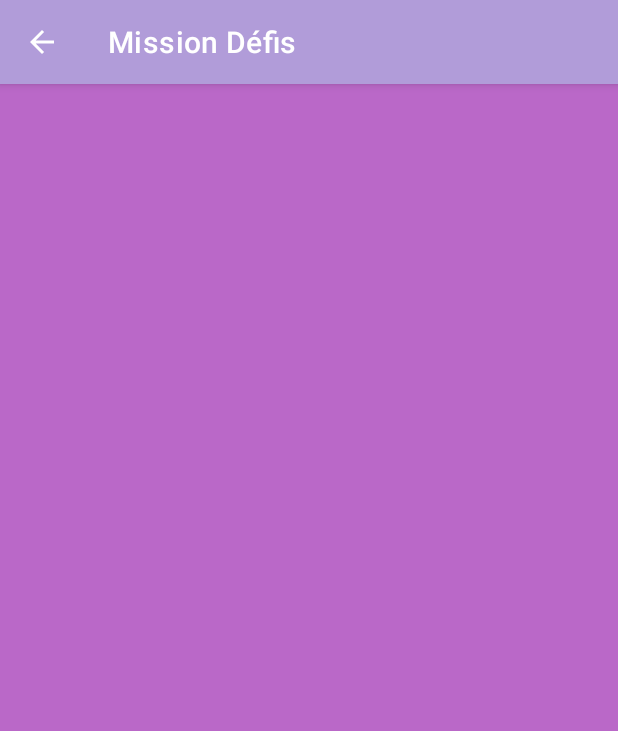
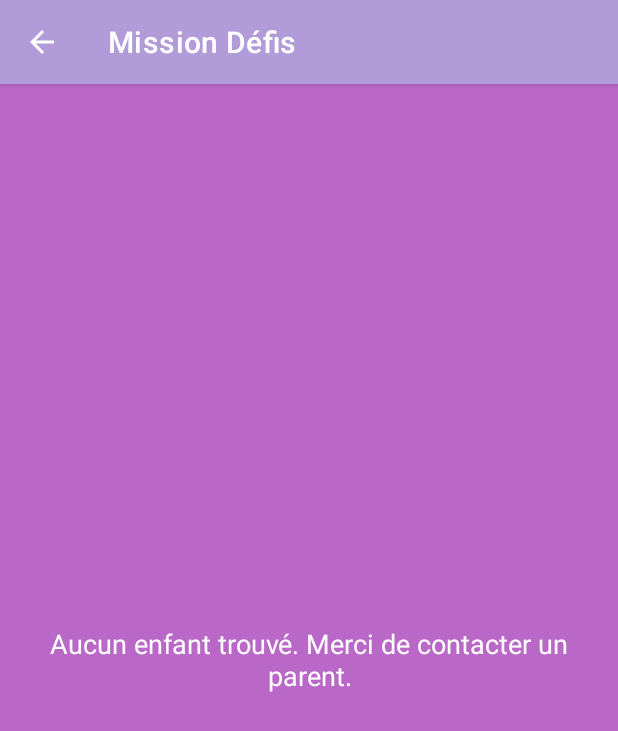
Before and after one commit to mickablondo/mission-defis, an Android app: the ChildSelectionActivity screen opened directly, with no data from a screen before it, on a phone screen of 412 x 824 dp. Shown: the top 731 px of the screen. Run offline under Robolectric (Android 15) with nearby library versions, the phone set to English and light mode, and no system bars; our stand-ins replace Room's generated code.

Commit message:
feat: show message when child list is empty (#8)

```diff
--- a/app/src/main/java/dev/mickablondo/missiondefis/ui/ChildSelectionActivity.kt
+++ b/app/src/main/java/dev/mickablondo/missiondefis/ui/ChildSelectionActivity.kt
@@ -43,6 +43,13 @@ class ChildSelectionActivity : AppCompatActivity() {
                 saveSelectedChildId(this, child.id)
                 openChallenges(child)
             }
+
+            // Afficher le message si la liste est vide, sinon masquer
+            binding.textEmpty.visibility = if (children.isEmpty()) {
+                android.view.View.VISIBLE
+            } else {
+                android.view.View.GONE
+            }
         }
     }
 
--- a/app/src/main/res/layout/activity_child_selection.xml
+++ b/app/src/main/res/layout/activity_child_selection.xml
@@ -1,16 +1,27 @@
 <?xml version="1.0" encoding="utf-8"?>
-<LinearLayout
-    xmlns:android="http://schemas.android.com/apk/res/android"
-    android:orientation="vertical"
+<FrameLayout xmlns:android="http://schemas.android.com/apk/res/android"
+    android:layout_width="match_parent"
+    android:layout_height="match_parent"
     android:background="#BA68C8"
-    android:padding="16dp"
-    android:layout_width="match_parent"
-    android:layout_height="match_parent">
+    android:padding="16dp">
 
+    <!-- Liste des enfants -->
     <ListView
         android:id="@+id/listChildren"
         android:layout_width="match_parent"
         android:layout_height="match_parent"
-        android:dividerHeight="1dp"
-        android:divider="#eee"/>
-</LinearLayout>
+        android:divider="#eee"
+        android:dividerHeight="1dp" />
+
+    <!-- Message affiché si aucun enfant -->
+    <TextView
+        android:id="@+id/textEmpty"
+        android:layout_width="wrap_content"
+        android:layout_height="wrap_content"
+        android:text="Aucun enfant trouvé. Merci de contacter un parent."
+        android:textColor="@android:color/white"
+        android:textSize="18sp"
+        android:gravity="center"
+        android:layout_gravity="center"
+        android:visibility="gone" />
+</FrameLayout>
```
